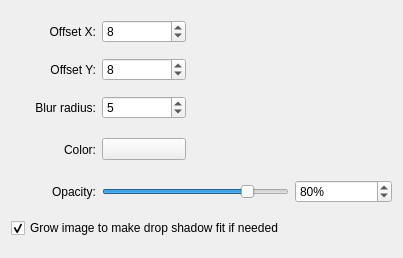
First picture: the form in krita/plugins/extensions/dropshadow/wdg_dropshadow.ui, repository KDE/krita, before the edit.
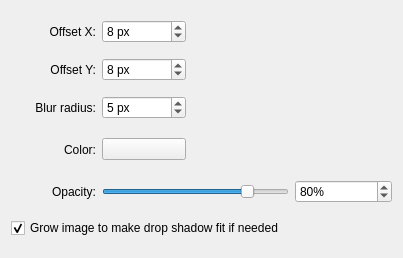
Second picture: the form after the edit. Custom widgets are drawn as their Qt base class.

Commit message: add px suffixes for drop shadow layer effect

What changed in the file:
```diff
--- a/krita/plugins/extensions/dropshadow/wdg_dropshadow.ui
+++ b/krita/plugins/extensions/dropshadow/wdg_dropshadow.ui
@@ -99,6 +99,9 @@
    </item>
    <item row="0" column="1">
     <widget class="QSpinBox" name="xOffsetSpinBox">
+     <property name="suffix">
+      <string> px</string>
+     </property>
      <property name="minimum">
       <number>-99</number>
      </property>
@@ -125,6 +128,9 @@
    </item>
    <item row="1" column="1">
     <widget class="QSpinBox" name="yOffsetSpinBox">
+     <property name="suffix">
+      <string> px</string>
+     </property>
      <property name="minimum">
       <number>-99</number>
      </property>
@@ -151,6 +157,9 @@
    </item>
    <item row="2" column="1">
     <widget class="QSpinBox" name="blurRadiusSpinBox">
+     <property name="suffix">
+      <string> px</string>
+     </property>
      <property name="value">
       <number>5</number>
      </property>
```
Left out of the diff: 1 changed line with no effect on the pictures.
